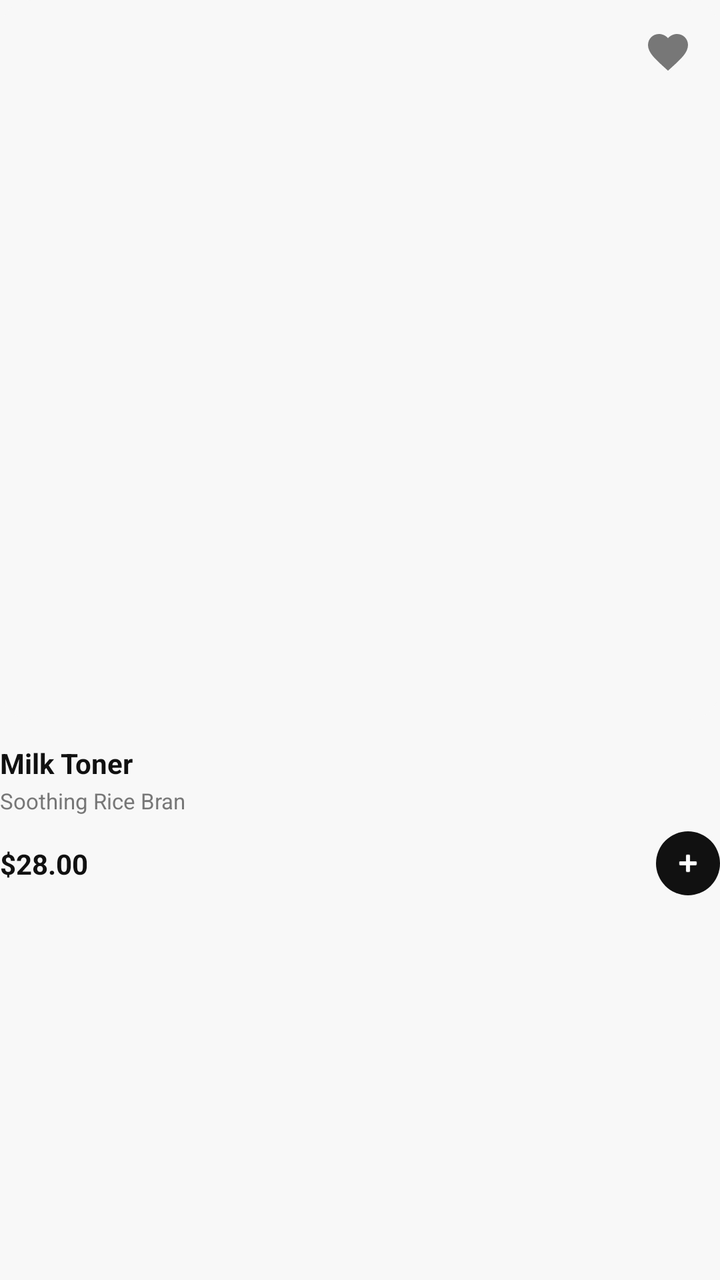
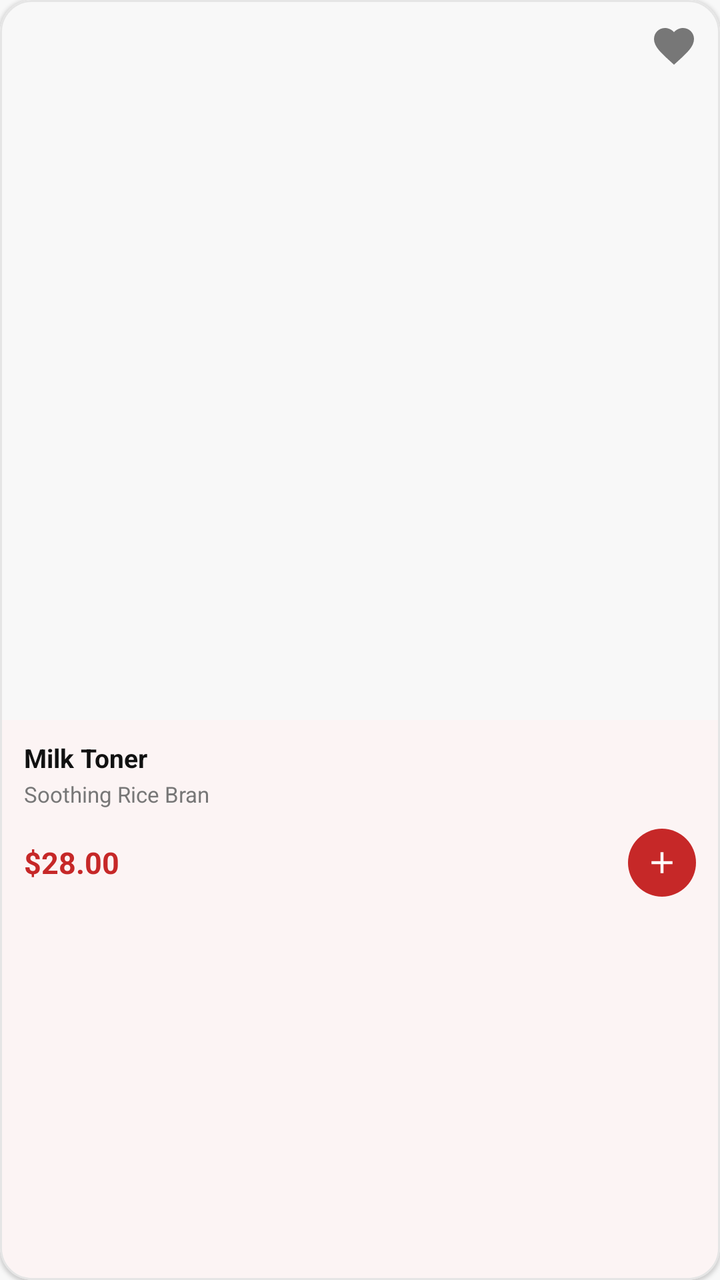

An Android layout rendered at two revisions. The XML below is the earlier revision; the diff shows what the commit changed to produce the second picture.
<!-- AndroidManifest.xml: application theme Theme.TirTirMCommerce -->
<!-- res/layout/item_product.xml -->
<?xml version="1.0" encoding="utf-8"?>
<androidx.constraintlayout.widget.ConstraintLayout xmlns:android="http://schemas.android.com/apk/res/android"
    xmlns:app="http://schemas.android.com/apk/res-auto"
    android:layout_width="match_parent"
    android:layout_height="wrap_content"
    android:layout_margin="8dp">

    
    <com.google.android.material.card.MaterialCardView
        android:id="@+id/cardImageContainer"
        android:layout_width="0dp"
        android:layout_height="0dp"
        app:cardCornerRadius="16dp"
        app:cardElevation="0dp"
        app:cardBackgroundColor="@color/tirtir_bg_gray"
        app:strokeWidth="0dp"
        app:layout_constraintTop_toTopOf="parent"
        app:layout_constraintStart_toStartOf="parent"
        app:layout_constraintEnd_toEndOf="parent"
        app:layout_constraintDimensionRatio="1:1">

        <FrameLayout
            android:layout_width="match_parent"
            android:layout_height="match_parent">

            <ImageView
                android:id="@+id/ivProductImage"
                android:layout_width="match_parent"
                android:layout_height="match_parent"
                android:padding="24dp"
                android:scaleType="fitCenter" />

            <TextView
                android:id="@+id/tvImageFallback"
                android:layout_width="match_parent"
                android:layout_height="match_parent"
                android:gravity="center"
                android:text="TIRTIR"
                android:textColor="@color/tirtir_text_secondary"
                android:textSize="18sp"
                android:textStyle="bold"
                android:visibility="gone" />

            
            <TextView
                android:id="@+id/tvOutOfStock"
                android:layout_width="wrap_content"
                android:layout_height="wrap_content"
                android:layout_margin="8dp"
                android:paddingHorizontal="8dp"
                android:paddingVertical="4dp"
                android:text="Out"
                android:textColor="@color/tirtir_white"
                android:textSize="10sp"
                android:textStyle="bold"
                android:background="#CC111111"
                android:visibility="gone" />

            
            <TextView
                android:id="@+id/tvDiscountBadge"
                android:layout_width="36dp"
                android:layout_height="36dp"
                android:layout_gravity="top|start"
                android:layout_margin="8dp"
                android:background="@drawable/ic_tirtir_brand_circle"
                android:backgroundTint="@color/tirtir_red_primary"
                android:textColor="@color/tirtir_white"
                android:textSize="10sp"
                android:textStyle="bold"
                android:gravity="center"
                android:text="-10%"
                android:visibility="gone" />

            
            <ImageButton
                android:id="@+id/btnWishlistToggle"
                android:layout_width="36dp"
                android:layout_height="36dp"
                android:layout_gravity="top|end"
                android:layout_margin="8dp"
                android:background="@android:color/transparent"
                android:src="@drawable/ic_wishlist"
                app:tint="@color/tirtir_text_secondary"
                android:scaleType="centerInside"
                android:contentDescription="Wishlist" />

        </FrameLayout>
    </com.google.android.material.card.MaterialCardView>

    
    <LinearLayout
        android:layout_width="match_parent"
        android:layout_height="wrap_content"
        android:orientation="vertical"
        android:paddingTop="12dp"
        android:paddingBottom="8dp"
        app:layout_constraintTop_toBottomOf="@id/cardImageContainer">

        <TextView
            android:id="@+id/tvProductName"
            android:layout_width="match_parent"
            android:layout_height="wrap_content"
            android:text="Milk Toner"
            android:textColor="@color/tirtir_black"
            android:textSize="14sp"
            android:textStyle="bold"
            android:maxLines="1"
            android:ellipsize="end" />

        <TextView
            android:id="@+id/tvProductCategory"
            android:layout_width="match_parent"
            android:layout_height="wrap_content"
            android:layout_marginTop="2dp"
            android:text="Soothing Rice Bran"
            android:textColor="@color/tirtir_text_secondary"
            android:textSize="11sp"
            android:maxLines="1"
            android:ellipsize="end" />

        <androidx.constraintlayout.widget.ConstraintLayout
            android:layout_width="match_parent"
            android:layout_height="wrap_content"
            android:layout_marginTop="8dp">

            <TextView
                android:id="@+id/tvProductPrice"
                android:layout_width="0dp"
                android:layout_height="wrap_content"
                android:text="$28.00"
                android:textColor="@color/tirtir_black"
                android:textSize="14sp"
                android:textStyle="bold"
                app:layout_constraintStart_toStartOf="parent"
                app:layout_constraintEnd_toStartOf="@id/btnQuickAdd"
                app:layout_constraintTop_toTopOf="parent"
                app:layout_constraintBottom_toBottomOf="parent" />

            <com.google.android.material.button.MaterialButton
                android:id="@+id/btnQuickAdd"
                android:layout_width="32dp"
                android:layout_height="32dp"
                android:insetTop="0dp"
                android:insetBottom="0dp"
                android:padding="0dp"
                app:iconSize="16dp"
                app:iconPadding="0dp"
                app:iconGravity="textStart"
                app:backgroundTint="@color/tirtir_black"
                app:cornerRadius="16dp"
                app:icon="@android:drawable/ic_input_add"
                app:iconTint="@color/tirtir_white"
                app:layout_constraintEnd_toEndOf="parent"
                app:layout_constraintTop_toTopOf="parent"
                app:layout_constraintBottom_toBottomOf="parent" />

        </androidx.constraintlayout.widget.ConstraintLayout>
    </LinearLayout>

</androidx.constraintlayout.widget.ConstraintLayout>
<!-- resources referenced by this layout -->
<resources>
  <color name="tirtir_bg_gray">#F8F8F8</color>
  <color name="tirtir_black">#111111</color>
  <color name="tirtir_red_primary">#C62828</color>
  <color name="tirtir_text_secondary">#777777</color>
  <color name="tirtir_white">#FFFFFF</color>
  <!-- drawable ic_tirtir_brand_circle (drawable) -->
  <?xml version="1.0" encoding="utf-8"?>
  <vector xmlns:android="http://schemas.android.com/apk/res/android"
      android:width="120dp"
      android:height="120dp"
      android:viewportWidth="120"
      android:viewportHeight="120">
  
      
      <path
          android:fillColor="#C62828"
          android:pathData="M60,2 A58,58 0 1,1 59.99,2 Z" />
  
      
      <path
          android:fillColor="#FFFFFF"
          android:pathData="M22,35 L98,35 L98,48 L66,48 L66,90 L54,90 L54,48 L22,48 Z" />
  
  </vector>
  <!-- drawable ic_wishlist (drawable) -->
  <vector xmlns:android="http://schemas.android.com/apk/res/android"
      android:width="24dp"
      android:height="24dp"
      android:viewportWidth="24.0"
      android:viewportHeight="24.0"
      android:tint="?attr/colorControlNormal">
    <path
        android:fillColor="#FF000000"
        android:pathData="M12,21.35l-1.45,-1.32C5.4,15.36 2,12.28 2,8.5 2,5.42 4.42,3 7.5,3c1.74,0 3.41,0.81 4.5,2.09C13.09,3.81 14.76,3 16.5,3 19.58,3 22,5.42 22,8.5c0,3.78 -3.4,6.86 -8.55,11.54L12,21.35z"/>
  </vector>
  <style name="Theme.TirTirMCommerce" parent="Base.Theme.TirTirMCommerce" />
  <style name="Base.Theme.TirTirMCommerce" parent="Theme.Material3.DayNight.NoActionBar">
          
          <item name="colorPrimary">@color/tirtir_red_primary</item>
          <item name="colorPrimaryDark">@color/tirtir_red_dark</item>
          <item name="colorPrimaryContainer">@color/tirtir_red_surface</item>
  
          
          <item name="colorOnPrimary">@color/tirtir_white</item>
          <item name="colorOnPrimaryContainer">@color/tirtir_red_primary</item>
  
          
          <item name="colorSecondary">@color/tirtir_black</item>
          <item name="colorOnSecondary">@color/tirtir_white</item>
  
          
          <item name="colorSurface">@color/tirtir_white</item>
          <item name="colorOnSurface">@color/tirtir_black</item>
          <item name="colorSurfaceVariant">@color/tirtir_off_white</item>
  
          
          <item name="android:windowBackground">@color/tirtir_off_white</item>
          <item name="android:statusBarColor">@color/tirtir_white</item>
          <item name="android:windowLightStatusBar">true</item>
  
          
          <item name="colorError">@color/tirtir_error</item>
      </style>
  <color name="tirtir_red_dark">#8E0000</color>
  <color name="tirtir_red_surface">#FFEBEE</color>
  <color name="tirtir_off_white">#F8F8F8</color>
  <color name="tirtir_error">#D32F2F</color>
</resources>

<!-- the commit's change to res/layout/item_product.xml (unified diff, before → after) -->
@@ -1,33 +1,35 @@
 <?xml version="1.0" encoding="utf-8"?>
-<androidx.constraintlayout.widget.ConstraintLayout xmlns:android="http://schemas.android.com/apk/res/android"
+<com.google.android.material.card.MaterialCardView xmlns:android="http://schemas.android.com/apk/res/android"
     xmlns:app="http://schemas.android.com/apk/res-auto"
     android:layout_width="match_parent"
     android:layout_height="wrap_content"
-    android:layout_margin="8dp">
+    android:layout_margin="6dp"
+    app:cardCornerRadius="16dp"
+    app:cardElevation="1dp"
+    app:cardBackgroundColor="@color/tirtir_white"
+    app:strokeWidth="1dp"
+    app:strokeColor="@color/tirtir_border_gray">
 
-    
-    <com.google.android.material.card.MaterialCardView
-        android:id="@+id/cardImageContainer"
-        android:layout_width="0dp"
-        android:layout_height="0dp"
-        app:cardCornerRadius="16dp"
-        app:cardElevation="0dp"
-        app:cardBackgroundColor="@color/tirtir_bg_gray"
-        app:strokeWidth="0dp"
-        app:layout_constraintTop_toTopOf="parent"
-        app:layout_constraintStart_toStartOf="parent"
-        app:layout_constraintEnd_toEndOf="parent"
-        app:layout_constraintDimensionRatio="1:1">
+    <androidx.constraintlayout.widget.ConstraintLayout
+        android:layout_width="match_parent"
+        android:layout_height="wrap_content">
 
+        
         <FrameLayout
-            android:layout_width="match_parent"
-            android:layout_height="match_parent">
+            android:id="@+id/cardImageContainer"
+            android:layout_width="0dp"
+            android:layout_height="0dp"
+            android:background="@color/tirtir_bg_gray"
+            app:layout_constraintTop_toTopOf="parent"
+            app:layout_constraintStart_toStartOf="parent"
+            app:layout_constraintEnd_toEndOf="parent"
+            app:layout_constraintDimensionRatio="1:1">
 
             <ImageView
                 android:id="@+id/ivProductImage"
                 android:layout_width="match_parent"
                 android:layout_height="match_parent"
-                android:padding="24dp"
+                android:padding="20dp"
                 android:scaleType="fitCenter" />
 
             <TextView
@@ -37,8 +39,24 @@
                 android:gravity="center"
                 android:text="TIRTIR"
                 android:textColor="@color/tirtir_text_secondary"
-                android:textSize="18sp"
+                android:textSize="14sp"
                 android:textStyle="bold"
+                android:visibility="gone" />
+
+            
+            <TextView
+                android:id="@+id/tvDiscountBadge"
+                android:layout_width="wrap_content"
+                android:layout_height="wrap_content"
+                android:layout_gravity="top|start"
+                android:layout_margin="8dp"
+                android:background="@drawable/bg_tag_primary"
+                android:paddingHorizontal="7dp"
+                android:paddingVertical="3dp"
+                android:textColor="@color/tirtir_white"
+                android:textSize="10sp"
+                android:textStyle="bold"
+                android:text="-10%"
                 android:visibility="gone" />
 
             
@@ -49,36 +67,20 @@
                 android:layout_margin="8dp"
                 android:paddingHorizontal="8dp"
                 android:paddingVertical="4dp"
-                android:text="Out"
+                android:text="Sold Out"
                 android:textColor="@color/tirtir_white"
-                android:textSize="10sp"
+                android:textSize="9sp"
                 android:textStyle="bold"
                 android:background="#CC111111"
                 android:visibility="gone" />
 
             
-            <TextView
-                android:id="@+id/tvDiscountBadge"
-                android:layout_width="36dp"
-                android:layout_height="36dp"
-                android:layout_gravity="top|start"
-                android:layout_margin="8dp"
-                android:background="@drawable/ic_tirtir_brand_circle"
-                android:backgroundTint="@color/tirtir_red_primary"
-                android:textColor="@color/tirtir_white"
-                android:textSize="10sp"
-                android:textStyle="bold"
-                android:gravity="center"
-                android:text="-10%"
-                android:visibility="gone" />
-
-            
             <ImageButton
                 android:id="@+id/btnWishlistToggle"
-                android:layout_width="36dp"
-                android:layout_height="36dp"
+                android:layout_width="34dp"
+                android:layout_height="34dp"
                 android:layout_gravity="top|end"
-                android:layout_margin="8dp"
+                android:layout_margin="6dp"
                 android:background="@android:color/transparent"
                 android:src="@drawable/ic_wishlist"
                 app:tint="@color/tirtir_text_secondary"
@@ -86,76 +88,96 @@
                 android:contentDescription="Wishlist" />
 
         </FrameLayout>
-    </com.google.android.material.card.MaterialCardView>
 
-    
-    <LinearLayout
-        android:layout_width="match_parent"
-        android:layout_height="wrap_content"
-        android:orientation="vertical"
-        android:paddingTop="12dp"
-        android:paddingBottom="8dp"
-        app:layout_constraintTop_toBottomOf="@id/cardImageContainer">
-
-        <TextView
-            android:id="@+id/tvProductName"
-            android:layout_width="match_parent"
+        
+        <LinearLayout
+            android:layout_width="0dp"
             android:layout_height="wrap_content"
-            android:text="Milk Toner"
-            android:textColor="@color/tirtir_black"
-            android:textSize="14sp"
-            android:textStyle="bold"
-            android:maxLines="1"
-            android:ellipsize="end" />
-
-        <TextView
-            android:id="@+id/tvProductCategory"
-            android:layout_width="match_parent"
-            android:layout_height="wrap_content"
-            android:layout_marginTop="2dp"
-            android:text="Soothing Rice Bran"
-            android:textColor="@color/tirtir_text_secondary"
-            android:textSize="11sp"
-            android:maxLines="1"
-            android:ellipsize="end" />
-
-        <androidx.constraintlayout.widget.ConstraintLayout
-            android:layout_width="match_parent"
-            android:layout_height="wrap_content"
-            android:layout_marginTop="8dp">
+            android:orientation="vertical"
+            android:paddingHorizontal="12dp"
+            android:paddingTop="10dp"
+            android:paddingBottom="12dp"
+            app:layout_constraintTop_toBottomOf="@id/cardImageContainer"
+            app:layout_constraintStart_toStartOf="parent"
+            app:layout_constraintEnd_toEndOf="parent">
 
             <TextView
-                android:id="@+id/tvProductPrice"
-                android:layout_width="0dp"
+                android:id="@+id/tvProductName"
+                android:layout_width="match_parent"
                 android:layout_height="wrap_content"
-                android:text="$28.00"
+                android:text="Milk Toner"
                 android:textColor="@color/tirtir_black"
-                android:textSize="14sp"
+                android:textSize="13sp"
                 android:textStyle="bold"
-                app:layout_constraintStart_toStartOf="parent"
-                app:layout_constraintEnd_toStartOf="@id/btnQuickAdd"
-                app:layout_constraintTop_toTopOf="parent"
-                app:layout_constraintBottom_toBottomOf="parent" />
+                android:maxLines="2"
+                android:ellipsize="end"
+                android:lineSpacingMultiplier="1.1" />
 
-            <com.google.android.material.button.MaterialButton
-                android:id="@+id/btnQuickAdd"
-                android:layout_width="32dp"
-                android:layout_height="32dp"
-                android:insetTop="0dp"
-                android:insetBottom="0dp"
-                android:padding="0dp"
-                app:iconSize="16dp"
-                app:iconPadding="0dp"
-                app:iconGravity="textStart"
-                app:backgroundTint="@color/tirtir_black"
-                app:cornerRadius="16dp"
-                app:icon="@android:drawable/ic_input_add"
-                app:iconTint="@color/tirtir_white"
-                app:layout_constraintEnd_toEndOf="parent"
-                app:layout_constraintTop_toTopOf="parent"
-                app:layout_constraintBottom_toBottomOf="parent" />
+            <TextView
+                android:id="@+id/tvProductCategory"
+                android:layout_width="match_parent"
+                android:layout_height="wrap_content"
+                android:layout_marginTop="2dp"
+                android:text="Soothing Rice Bran"
+                android:textColor="@color/tirtir_text_secondary"
+                android:textSize="11sp"
+                android:maxLines="1"
+                android:ellipsize="end" />
 
-        </androidx.constraintlayout.widget.ConstraintLayout>
-    </LinearLayout>
+            
+            <LinearLayout
+                android:layout_width="match_parent"
+                android:layout_height="wrap_content"
+                android:orientation="horizontal"
+                android:gravity="center_vertical"
+                android:layout_marginTop="10dp">
 
-</androidx.constraintlayout.widget.ConstraintLayout>
+                
+                <LinearLayout
+                    android:layout_width="0dp"
+                    android:layout_height="wrap_content"
+                    android:layout_weight="1"
+                    android:orientation="vertical">
+
+                    <TextView
+                        android:id="@+id/tvOriginalPrice"
+                        android:layout_width="wrap_content"
+                        android:layout_height="wrap_content"
+                        android:text="$35.00"
+                        android:textColor="@color/tirtir_text_secondary"
+                        android:textSize="10sp"
+                        android:visibility="gone" />
+
+                    <TextView
+                        android:id="@+id/tvProductPrice"
+                        android:layout_width="wrap_content"
+                        android:layout_height="wrap_content"
+                        android:text="$28.00"
+                        android:textColor="@color/tirtir_red_primary"
+                        android:textSize="15sp"
+                        android:textStyle="bold" />
+
+                </LinearLayout>
+
+                
+                <com.google.android.material.button.MaterialButton
+                    android:id="@+id/btnQuickAdd"
+                    android:layout_width="34dp"
+                    android:layout_height="34dp"
+                    android:insetTop="0dp"
+                    android:insetBottom="0dp"
+                    android:padding="0dp"
+                    app:iconSize="18dp"
+                    app:iconPadding="0dp"
+                    app:iconGravity="textStart"
+                    app:backgroundTint="@color/tirtir_red_primary"
+                    app:cornerRadius="17dp"
+                    app:icon="@drawable/ic_plus"
+                    app:iconTint="@color/tirtir_white"
+                    android:contentDescription="Add to cart" />
+
+            </LinearLayout>
+        </LinearLayout>
+
+    </androidx.constraintlayout.widget.ConstraintLayout>
+</com.google.android.material.card.MaterialCardView>
<!-- resource entries referenced after the edit -->
@@ -2,27 +2,26 @@
 <resources>
   <color name="tirtir_bg_gray">#F8F8F8</color>
   <color name="tirtir_black">#111111</color>
+  <color name="tirtir_border_gray">#E5E5E5</color>
   <color name="tirtir_red_primary">#C62828</color>
   <color name="tirtir_text_secondary">#777777</color>
   <color name="tirtir_white">#FFFFFF</color>
-  <!-- drawable ic_tirtir_brand_circle (drawable) -->
+  <!-- drawable bg_tag_primary (drawable) -->
   <?xml version="1.0" encoding="utf-8"?>
+  <shape xmlns:android="http://schemas.android.com/apk/res/android"
+      android:shape="rectangle">
+      <solid android:color="@color/tirtir_red_primary" />
+      <corners android:radius="16dp" />
+  </shape>
+  <!-- drawable ic_plus (drawable) -->
   <vector xmlns:android="http://schemas.android.com/apk/res/android"
-      android:width="120dp"
-      android:height="120dp"
-      android:viewportWidth="120"
-      android:viewportHeight="120">
-  
-      
+      android:width="24dp"
+      android:height="24dp"
+      android:viewportWidth="24"
+      android:viewportHeight="24">
       <path
-          android:fillColor="#C62828"
-          android:pathData="M60,2 A58,58 0 1,1 59.99,2 Z" />
-  
-      
-      <path
-          android:fillColor="#FFFFFF"
-          android:pathData="M22,35 L98,35 L98,48 L66,48 L66,90 L54,90 L54,48 L22,48 Z" />
-  
+          android:fillColor="#000000"
+          android:pathData="M19,13H13V19H11V13H5V11H11V5H13V11H19V13Z" />
   </vector>
   <!-- drawable ic_wishlist (drawable) -->
   <vector xmlns:android="http://schemas.android.com/apk/res/android"
